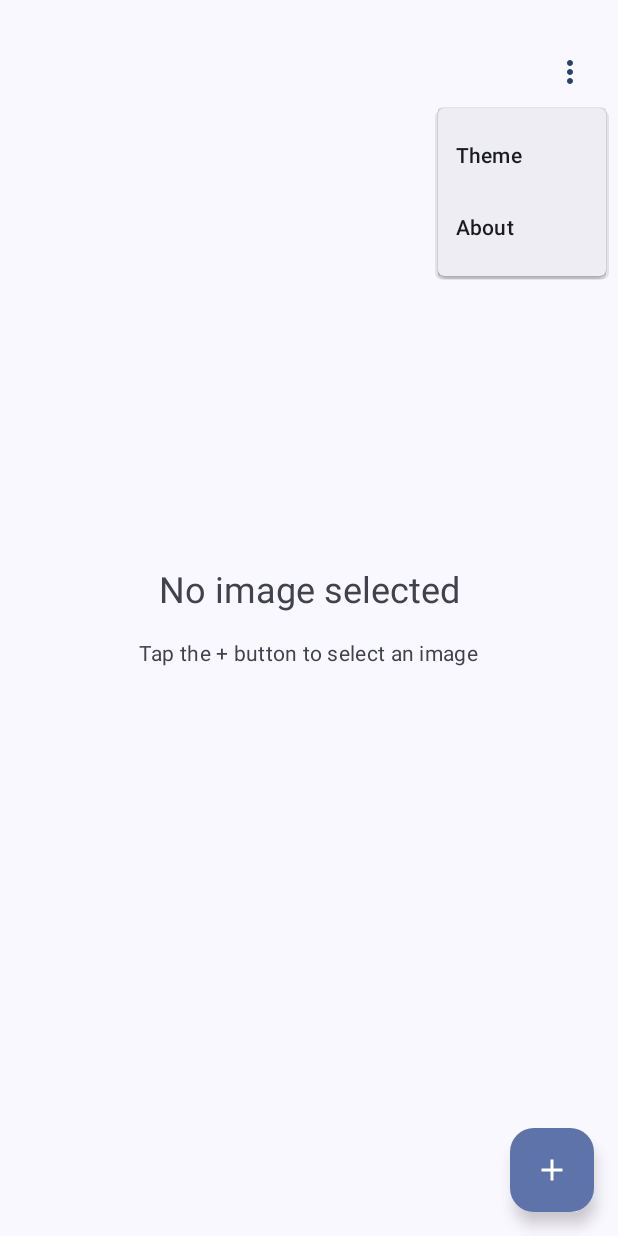
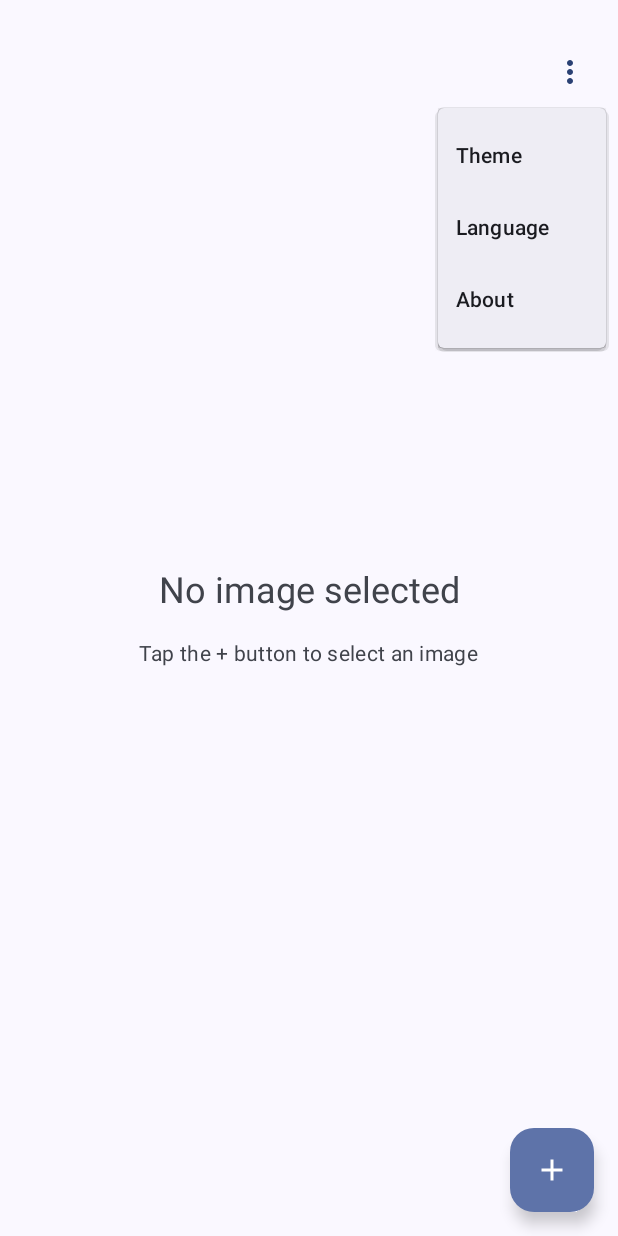
Before and after one commit to zac15987/LockView, an Android app built with Jetpack Compose: the screen it shows after launch (MainActivity), after a tap on "Menu", on a phone screen of 412 x 824 dp. Run offline under Robolectric (Android 15) with nearby library versions, the light colour scheme and no system bars.

Commit message:
feat: implement in-app language switching feature
Added full language change support independent of system settings. Introduced LanguagePreference enum, LanguageRepository, and LocaleHelper for locale management. Integrated with LockViewApplication and MainActivity for persistent and seamless language switching. UI includes a new language selection dialog and menu item. Supports English, Traditional Chinese, and system default.

```diff
--- a/app/src/main/AndroidManifest.xml
+++ b/app/src/main/AndroidManifest.xml
@@ -7,6 +7,7 @@
     <uses-permission android:name="android.permission.READ_MEDIA_IMAGES" />
 
     <application
+        android:name=".LockViewApplication"
         android:allowBackup="true"
         android:dataExtractionRules="@xml/data_extraction_rules"
         android:fullBackupContent="@xml/backup_rules"
--- /dev/null
+++ b/app/src/main/java/com/zac15987/lockview/LockViewApplication.kt
@@ -0,0 +1,26 @@
+package com.zac15987.lockview
+
+import android.app.Application
+import android.content.Context
+import android.content.SharedPreferences
+import com.zac15987.lockview.data.language.LanguagePreference
+import com.zac15987.lockview.utils.LocaleHelper
+
+class LockViewApplication : Application() {
+
+    override fun attachBaseContext(base: Context) {
+        // Use SharedPreferences for immediate access during attachBaseContext
+        val sharedPrefs = base.getSharedPreferences("language_prefs", Context.MODE_PRIVATE)
+        val languageCode = sharedPrefs.getString("language_code", "")
+        val languagePreference = if (languageCode.isNullOrEmpty()) {
+            LanguagePreference.SYSTEM
+        } else {
+            LanguagePreference.fromLocaleCode(languageCode)
+        }
+        super.attachBaseContext(LocaleHelper.wrap(base, languagePreference))
+    }
+
+    override fun onCreate() {
+        super.onCreate()
+    }
+}
--- a/app/src/main/java/com/zac15987/lockview/MainActivity.kt
+++ b/app/src/main/java/com/zac15987/lockview/MainActivity.kt
@@ -11,12 +11,15 @@ import androidx.activity.compose.setContent
 import androidx.activity.enableEdgeToEdge
 import androidx.lifecycle.viewmodel.compose.viewModel
 import androidx.lifecycle.compose.collectAsStateWithLifecycle
+import com.zac15987.lockview.data.language.LanguageRepository
 import com.zac15987.lockview.data.theme.ThemeRepository
 import com.zac15987.lockview.ui.screens.ImageViewerScreen
 import com.zac15987.lockview.ui.theme.LockViewTheme
+import com.zac15987.lockview.ui.theme.LocaleProvider
+import com.zac15987.lockview.utils.LocaleHelper
 import com.zac15987.lockview.viewmodel.ImageViewerViewModel
-import com.zac15987.lockview.viewmodel.ThemeViewModel
-import com.zac15987.lockview.viewmodel.ThemeViewModelFactory
+import com.zac15987.lockview.viewmodel.SettingsViewModel
+import com.zac15987.lockview.viewmodel.SettingsViewModelFactory
 
 class MainActivity : ComponentActivity() {
 
@@ -25,6 +28,17 @@ class MainActivity : ComponentActivity() {
     private val keyguardManager by lazy {
         getSystemService(Context.KEYGUARD_SERVICE) as KeyguardManager
     }
+
+    private lateinit var languageRepository: LanguageRepository
+
+    override fun attachBaseContext(newBase: Context) {
+        // Initialize the repository here to be used later in onCreate
+        languageRepository = LanguageRepository(newBase)
+
+        // The locale is already applied by the Application class
+        super.attachBaseContext(newBase)
+    }
+
 
     private val screenUnlockReceiver = object : BroadcastReceiver() {
         override fun onReceive(context: Context?, intent: Intent?) {
@@ -55,15 +69,23 @@ class MainActivity : ComponentActivity() {
 
         setContent {
             val themeRepository = ThemeRepository(this@MainActivity)
-            val themeViewModel: ThemeViewModel = viewModel(
-                factory = ThemeViewModelFactory(themeRepository)
+            val settingsViewModel: SettingsViewModel = viewModel(
+                factory = SettingsViewModelFactory(themeRepository, languageRepository)
             )
-            val themePreference = themeViewModel.themePreference.collectAsStateWithLifecycle()
+            val themePreference = settingsViewModel.themePreference.collectAsStateWithLifecycle()
+            val languageChanged = settingsViewModel.languageChanged.collectAsStateWithLifecycle()
+
+            // Handle language change acknowledgment
+            if (languageChanged.value) {
+                settingsViewModel.onLanguageChangeHandled()
+            }
 
             LockViewTheme(themePreference = themePreference.value) {
-                val vm = viewModel<ImageViewerViewModel>()
-                viewModel = vm // Store reference for unlock detection
-                ImageViewerScreen(vm, themeViewModel)
+                LocaleProvider(settingsViewModel = settingsViewModel) {
+                    val vm = viewModel<ImageViewerViewModel>()
+                    viewModel = vm // Store reference for unlock detection
+                    ImageViewerScreen(vm, settingsViewModel)
+                }
             }
         }
     }
--- /dev/null
+++ b/app/src/main/java/com/zac15987/lockview/data/language/LanguagePreference.kt
@@ -0,0 +1,19 @@
+package com.zac15987.lockview.data.language
+
+import androidx.annotation.StringRes
+import com.zac15987.lockview.R
+
+enum class LanguagePreference(
+    val localeCode: String,
+    @StringRes val displayNameResId: Int
+) {
+    SYSTEM("", R.string.language_system),
+    ENGLISH("en", R.string.language_english),
+    TRADITIONAL_CHINESE("zh-TW", R.string.language_traditional_chinese);
+
+    companion object {
+        fun fromLocaleCode(code: String): LanguagePreference {
+            return values().find { it.localeCode == code } ?: SYSTEM
+        }
+    }
+}
--- /dev/null
+++ b/app/src/main/java/com/zac15987/lockview/data/language/LanguageRepository.kt
@@ -0,0 +1,40 @@
+package com.zac15987.lockview.data.language
+
+import android.content.Context
+import androidx.datastore.core.DataStore
+import androidx.datastore.preferences.core.Preferences
+import androidx.datastore.preferences.core.edit
+import androidx.datastore.preferences.core.stringPreferencesKey
+import androidx.datastore.preferences.preferencesDataStore
+import kotlinx.coroutines.flow.Flow
+import kotlinx.coroutines.flow.map
+
+private val Context.languageDataStore: DataStore<Preferences> by preferencesDataStore(name = "language_preferences")
+
+class LanguageRepository(private val context: Context) {
+
+    private val languageKey = stringPreferencesKey("language_preference")
+    private val sharedPrefs = context.getSharedPreferences("language_prefs", Context.MODE_PRIVATE)
+
+    val languagePreference: Flow<LanguagePreference> = context.languageDataStore.data
+        .map { preferences ->
+            val languageName = preferences[languageKey] ?: LanguagePreference.SYSTEM.name
+            try {
+                LanguagePreference.valueOf(languageName)
+            } catch (e: IllegalArgumentException) {
+                LanguagePreference.SYSTEM
+            }
+        }
+
+    suspend fun setLanguagePreference(language: LanguagePreference) {
+        // Save to both DataStore and SharedPreferences for Application class access
+        context.languageDataStore.edit { preferences ->
+            preferences[languageKey] = language.name
+        }
+
+        // Also save to SharedPreferences for immediate access during app startup
+        sharedPrefs.edit()
+            .putString("language_code", language.localeCode)
+            .apply()
+    }
+}
--- /dev/null
+++ b/app/src/main/java/com/zac15987/lockview/ui/theme/LocaleProvider.kt
@@ -0,0 +1,41 @@
+package com.zac15987.lockview.ui.theme
+
+import android.content.Context
+import android.content.ContextWrapper
+import androidx.compose.runtime.Composable
+import androidx.compose.runtime.CompositionLocalProvider
+import androidx.compose.runtime.getValue
+import androidx.compose.runtime.remember
+import androidx.compose.ui.platform.LocalContext
+import androidx.lifecycle.compose.collectAsStateWithLifecycle
+import com.zac15987.lockview.data.language.LanguagePreference
+import com.zac15987.lockview.utils.LocaleHelper
+import com.zac15987.lockview.viewmodel.SettingsViewModel
+
+@Composable
+fun LocaleProvider(
+    settingsViewModel: SettingsViewModel,
+    content: @Composable () -> Unit
+) {
+    val baseContext = LocalContext.current
+    val languagePreference by settingsViewModel.languagePreference.collectAsStateWithLifecycle()
+
+    val localizedContext = remember(languagePreference) {
+        LocaleHelper.wrap(baseContext, languagePreference)
+    }
+
+    // Create a context wrapper that provides the localized context
+    val contextWrapper = remember(localizedContext) {
+        object : ContextWrapper(localizedContext) {
+            override fun getApplicationContext(): Context {
+                return LocaleHelper.wrap(super.getApplicationContext(), languagePreference)
+            }
+        }
+    }
+
+    CompositionLocalProvider(
+        androidx.compose.ui.platform.LocalContext provides contextWrapper
+    ) {
+        content()
+    }
+}
--- /dev/null
+++ b/app/src/main/java/com/zac15987/lockview/viewmodel/SettingsViewModel.kt
@@ -0,0 +1,53 @@
+package com.zac15987.lockview.viewmodel
+
+import androidx.lifecycle.ViewModel
+import androidx.lifecycle.viewModelScope
+import com.zac15987.lockview.data.language.LanguagePreference
+import com.zac15987.lockview.data.language.LanguageRepository
+import com.zac15987.lockview.data.theme.ThemePreference
+import com.zac15987.lockview.data.theme.ThemeRepository
+import kotlinx.coroutines.flow.MutableStateFlow
+import kotlinx.coroutines.flow.StateFlow
+import kotlinx.coroutines.flow.asStateFlow
+import kotlinx.coroutines.flow.stateIn
+import kotlinx.coroutines.launch
+
+class SettingsViewModel(
+    private val themeRepository: ThemeRepository,
+    private val languageRepository: LanguageRepository
+) : ViewModel() {
+
+    val themePreference: StateFlow<ThemePreference> = themeRepository.themePreference
+        .stateIn(
+            scope = viewModelScope,
+            started = kotlinx.coroutines.flow.SharingStarted.WhileSubscribed(5000),
+            initialValue = ThemePreference.SYSTEM
+        )
+
+    val languagePreference: StateFlow<LanguagePreference> = languageRepository.languagePreference
+        .stateIn(
+            scope = viewModelScope,
+            started = kotlinx.coroutines.flow.SharingStarted.WhileSubscribed(5000),
+            initialValue = LanguagePreference.SYSTEM
+        )
+
+    private val _languageChanged = MutableStateFlow(false)
+    val languageChanged: StateFlow<Boolean> = _languageChanged.asStateFlow()
+
+    fun setThemePreference(theme: ThemePreference) {
+        viewModelScope.launch {
+            themeRepository.setThemePreference(theme)
+        }
+    }
+
+    fun setLanguagePreference(language: LanguagePreference) {
+        viewModelScope.launch {
+            languageRepository.setLanguagePreference(language)
+            _languageChanged.value = true
+        }
+    }
+
+    fun onLanguageChangeHandled() {
+        _languageChanged.value = false
+    }
+}
--- /dev/null
+++ b/app/src/main/java/com/zac15987/lockview/viewmodel/SettingsViewModelFactory.kt
@@ -0,0 +1,19 @@
+package com.zac15987.lockview.viewmodel
+
+import androidx.lifecycle.ViewModel
+import androidx.lifecycle.ViewModelProvider
+import com.zac15987.lockview.data.language.LanguageRepository
+import com.zac15987.lockview.data.theme.ThemeRepository
+
+class SettingsViewModelFactory(
+    private val themeRepository: ThemeRepository,
+    private val languageRepository: LanguageRepository
+) : ViewModelProvider.Factory {
+    @Suppress("UNCHECKED_CAST")
+    override fun <T : ViewModel> create(modelClass: Class<T>): T {
+        if (modelClass.isAssignableFrom(SettingsViewModel::class.java)) {
+            return SettingsViewModel(themeRepository, languageRepository) as T
+        }
+        throw IllegalArgumentException("Unknown ViewModel class")
+    }
+}
--- a/app/src/main/res/values/strings.xml
+++ b/app/src/main/res/values/strings.xml
@@ -27,6 +27,13 @@
     <string name="theme_dark">Dark</string>
     <string name="theme_system">System</string>
 
+    <!-- Language -->
+    <string name="language">Language</string>
+    <string name="choose_language">Choose Language</string>
+    <string name="language_system">System</string>
+    <string name="language_english">English</string>
+    <string name="language_traditional_chinese">Traditional Chinese</string>
+
     <!-- Permissions -->
     <string name="permission_required">Permission Required</string>
     <string name="permission_message">This app needs permission to access your images. Please grant the permission in Settings.</string>
```
Also changed, not shown: app/src/main/java/com/zac15987/lockview/ui/screens/ImageViewerScreen.kt (+55 -5 lines), app/src/main/java/com/zac15987/lockview/utils/LocaleHelper.kt (added, +55 -0 lines), 1 other file.
